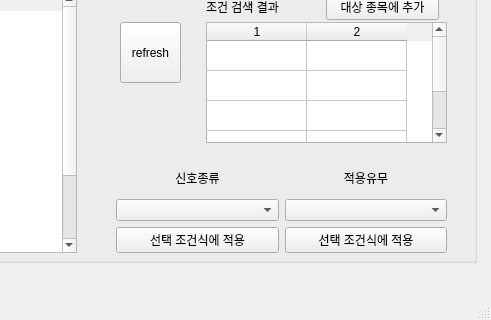
Above: sns_trade_bot/ui/MainWindow.ui from mechurak/SnsTradeBot before the change; both pictures show x 594 to 1085 and y 528 to 848 of the 1085 by 848 pixel window. Below: the same form after it.
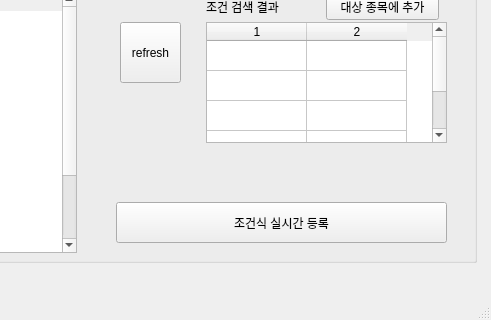
That is the form after the change.

Commit message: Separate condition from data_manager

The edit to the form file:
```diff
--- a/sns_trade_bot/ui/MainWindow.ui
+++ b/sns_trade_bot/ui/MainWindow.ui
@@ -126,57 +126,18 @@
      <column/>
      <column/>
     </widget>
-    <widget class="QWidget" name="gridLayoutWidget_6">
+    <widget class="QPushButton" name="btn_register_condition">
      <property name="geometry">
       <rect>
        <x>700</x>
-       <y>190</y>
+       <y>230</y>
        <width>331</width>
-       <height>91</height>
+       <height>41</height>
       </rect>
      </property>
-     <layout class="QGridLayout" name="gridLayout_6">
-      <item row="2" column="0">
-       <widget class="QPushButton" name="btn_cond_type_apply">
-        <property name="text">
-         <string>선택 조건식에 적용</string>
-        </property>
-       </widget>
-      </item>
-      <item row="1" column="0">
-       <widget class="QComboBox" name="combo_cond_type"/>
-      </item>
-      <item row="0" column="0">
-       <widget class="QLabel" name="label_8">
-        <property name="text">
-         <string>신호종류</string>
-        </property>
-        <property name="alignment">
-         <set>Qt::AlignCenter</set>
-        </property>
-       </widget>
-      </item>
-      <item row="0" column="1">
-       <widget class="QLabel" name="label_10">
-        <property name="text">
-         <string>적용유무</string>
-        </property>
-        <property name="alignment">
-         <set>Qt::AlignCenter</set>
-        </property>
-       </widget>
-      </item>
-      <item row="1" column="1">
-       <widget class="QComboBox" name="combo_cond_enabled"/>
-      </item>
-      <item row="2" column="1">
-       <widget class="QPushButton" name="btn_cond_enabled_apply">
-        <property name="text">
-         <string>선택 조건식에 적용</string>
-        </property>
-       </widget>
-      </item>
-     </layout>
+     <property name="text">
+      <string>조건식 실시간 등록</string>
+     </property>
     </widget>
    </widget>
    <widget class="QGroupBox" name="groupBox_3">
```
The commit also changes 6 other files.
